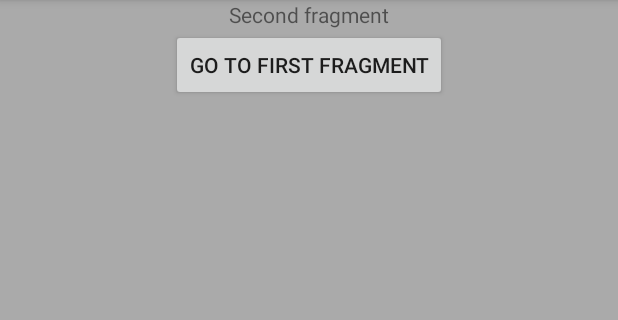
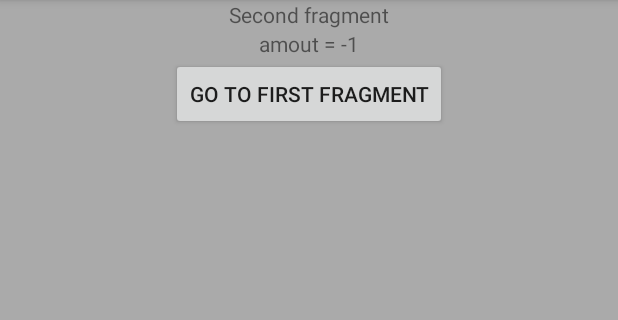
Before and after one commit to Guille88C/JetPack, an Android app: the screen it shows after launch (StartActivity), after a tap on "GO TO SECOND FRAGMENT", on a phone screen of 412 x 824 dp, the part 84-404 px from its top. Run offline under Robolectric (Android 15) with nearby library versions, the phone set to English and light mode, and no system bars; libraries missing offline, so code that uses them is left out: kotlinx.coroutines.experimental; 2 statements that could not run were skipped.

Commit message:
Include argument for Navigation-Controller example.

```diff
--- a/view/src/main/java/com/sephoe/jetpack/ui/pagelist/PageListFragment.kt
+++ b/view/src/main/java/com/sephoe/jetpack/ui/pagelist/PageListFragment.kt
@@ -1,19 +1,23 @@
 package com.sephoe.jetpack.ui.pagelist
 
 import android.os.Bundle
-import androidx.fragment.app.Fragment
 import android.view.LayoutInflater
 import android.view.View
 import android.view.ViewGroup
 import com.example.guill.coroutines.R
+import kotlinx.android.synthetic.main.page_list_fragment.*
 
 class PageListFragment : androidx.fragment.app.Fragment() {
-
-    companion object {
-        fun newInstance(): PageListFragment = PageListFragment()
-    }
 
     override fun onCreateView(inflater: LayoutInflater, container: ViewGroup?, savedInstanceState: Bundle?): View? {
         return inflater.inflate(R.layout.page_list_fragment, container, false)
     }
+
+    override fun onActivityCreated(savedInstanceState: Bundle?) {
+        super.onActivityCreated(savedInstanceState)
+
+        val amount = PageListFragmentArgs.fromBundle(arguments).amount
+        tvPageListAmount.text = "amout = $amount"
+    }
+
 }
--- a/view/src/main/java/com/sephoe/jetpack/ui/start/StartFragment.kt
+++ b/view/src/main/java/com/sephoe/jetpack/ui/start/StartFragment.kt
@@ -10,13 +10,10 @@ import androidx.navigation.fragment.NavHostFragment
 import com.example.guill.coroutines.R
 import com.example.guill.coroutines.databinding.StartFragmentBinding
 import com.sephoe.jetpack.ui.adapter.StartOptionsAdapter
+import com.sephoe.jetpack.ui.pagelist.PageListFragmentDirections
 import kotlinx.android.synthetic.main.start_fragment.*
 
 class StartFragment : androidx.fragment.app.Fragment() {
-
-    companion object {
-        fun newInstance() = StartFragment()
-    }
 
     private lateinit var viewModel: StartViewModel
     private lateinit var binding: StartFragmentBinding
@@ -42,7 +39,10 @@ class StartFragment : androidx.fragment.app.Fragment() {
         initOptions()
 
         viewModel.clickLiveEvent.observe(this, Observer {
-            NavHostFragment.findNavController(this).navigate(R.id.action_startFragment_to_pageListFragment)
+            val action = StartFragmentDirections.actionStartFragmentToPageListFragment()
+            action.setAmount(10)
+            NavHostFragment.findNavController(this).navigate(action)
+
         })
 
         viewModel.onCreate(savedInstanceState)
@@ -53,4 +53,5 @@ class StartFragment : androidx.fragment.app.Fragment() {
         rvStartOptions.layoutManager = androidx.recyclerview.widget.LinearLayoutManager(context)
         rvStartOptions.adapter = StartOptionsAdapter()
     }
+
 }
--- a/view/src/main/res/layout/page_list_fragment.xml
+++ b/view/src/main/res/layout/page_list_fragment.xml
@@ -1,6 +1,7 @@
 <?xml version="1.0" encoding="utf-8"?>
 <androidx.constraintlayout.widget.ConstraintLayout xmlns:android="http://schemas.android.com/apk/res/android"
     xmlns:app="http://schemas.android.com/apk/res-auto"
+    xmlns:tools="http://schemas.android.com/tools"
     android:layout_width="match_parent"
     android:layout_height="match_parent"
     android:background="@android:color/darker_gray">
@@ -13,6 +14,15 @@
         app:layout_constraintEnd_toEndOf="parent"
         app:layout_constraintStart_toStartOf="parent" />
 
+    <TextView
+        android:id="@+id/tvPageListAmount"
+        android:layout_width="wrap_content"
+        android:layout_height="wrap_content"
+        app:layout_constraintEnd_toEndOf="parent"
+        app:layout_constraintStart_toStartOf="parent"
+        app:layout_constraintTop_toBottomOf="@+id/tvPageListName"
+        tools:text="amount = 0" />
+
     <Button
         android:id="@+id/bPageListGo"
         android:layout_width="wrap_content"
@@ -20,6 +30,6 @@
         android:text="Go to first fragment"
         app:layout_constraintEnd_toEndOf="parent"
         app:layout_constraintStart_toStartOf="parent"
-        app:layout_constraintTop_toBottomOf="@+id/tvPageListName" />
+        app:layout_constraintTop_toBottomOf="@+id/tvPageListAmount" />
 
 </androidx.constraintlayout.widget.ConstraintLayout>
--- a/view/src/main/res/navigation/nav_graph.xml
+++ b/view/src/main/res/navigation/nav_graph.xml
@@ -27,6 +27,10 @@
         <action
             android:id="@+id/action_pageListFragment_to_startFragment"
             app:destination="@id/startFragment" />
+        <argument
+            android:name="amount"
+            android:defaultValue="-1"
+            app:argType="integer" />
     </fragment>
 
 </navigation>
```
